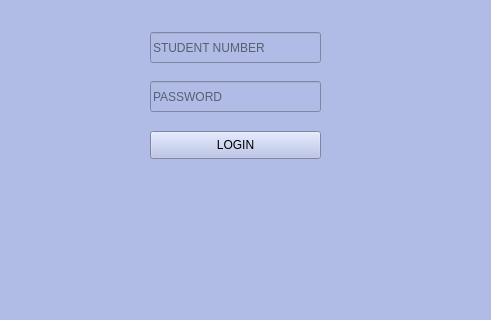
Qt form ui/studentLoginPage.ui (fbucak/school-management-system) before a commit; both pictures show x 160 to 651 and y 189 to 509 of the 800 by 600 pixel window.
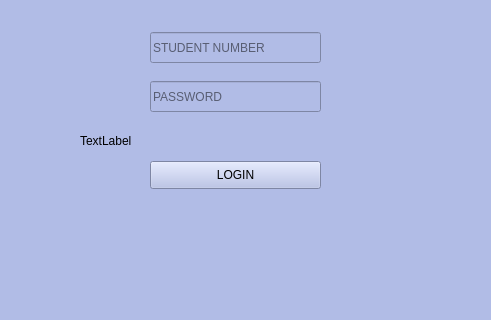
The same form after that commit.

Commit message: Student login kismi ve ui lar duzenlendi

```diff
--- a/ui/studentLoginPage.ui
+++ b/ui/studentLoginPage.ui
@@ -2,6 +2,9 @@
 <ui version="4.0">
  <class>student_entry</class>
  <widget class="QMainWindow" name="student_entry">
+  <property name="enabled">
+   <bool>true</bool>
+  </property>
   <property name="geometry">
    <rect>
     <x>0</x>
@@ -33,7 +36,7 @@
     <property name="geometry">
      <rect>
       <x>310</x>
-      <y>320</y>
+      <y>350</y>
       <width>171</width>
       <height>28</height>
      </rect>
@@ -81,6 +84,19 @@
      <string>BACK</string>
     </property>
    </widget>
+   <widget class="QLabel" name="sLoginPageLabel">
+    <property name="geometry">
+     <rect>
+      <x>240</x>
+      <y>320</y>
+      <width>331</width>
+      <height>20</height>
+     </rect>
+    </property>
+    <property name="text">
+     <string>TextLabel</string>
+    </property>
+   </widget>
   </widget>
   <widget class="QMenuBar" name="menubar">
    <property name="geometry">
```
Left out of the diff: 2 changed lines with no effect on the pictures. The commit also changes 28 other files.
